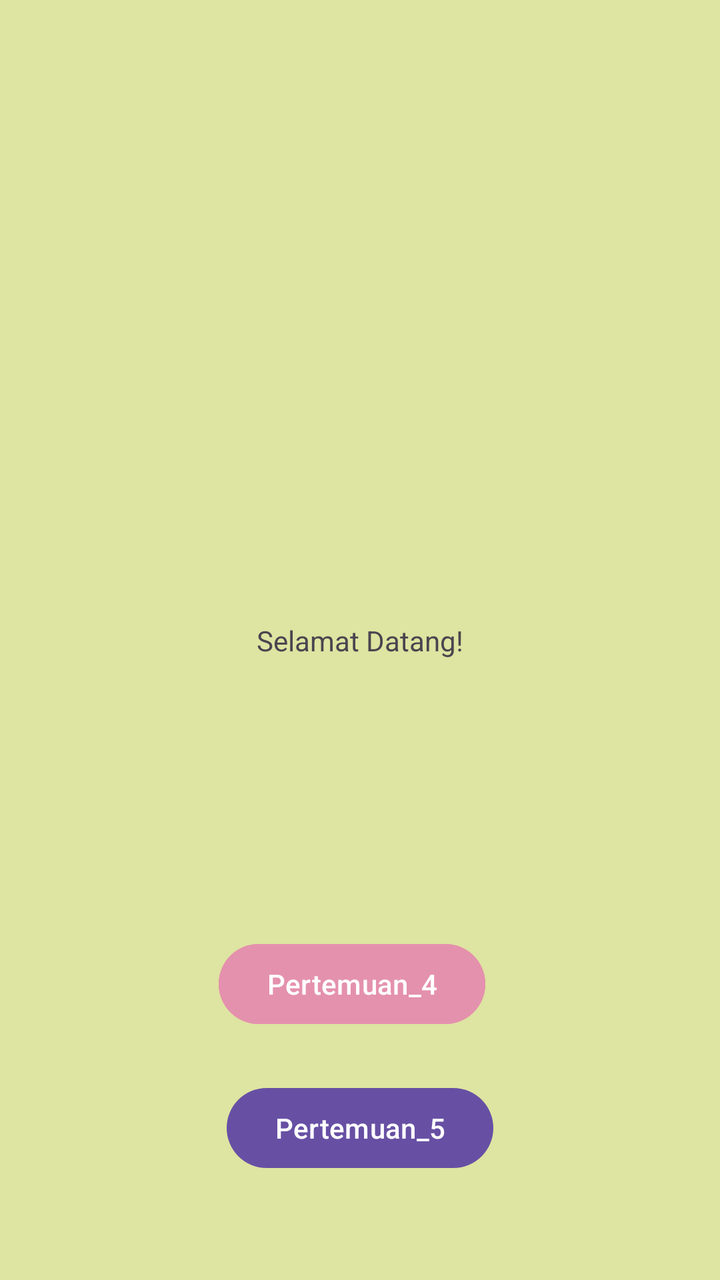
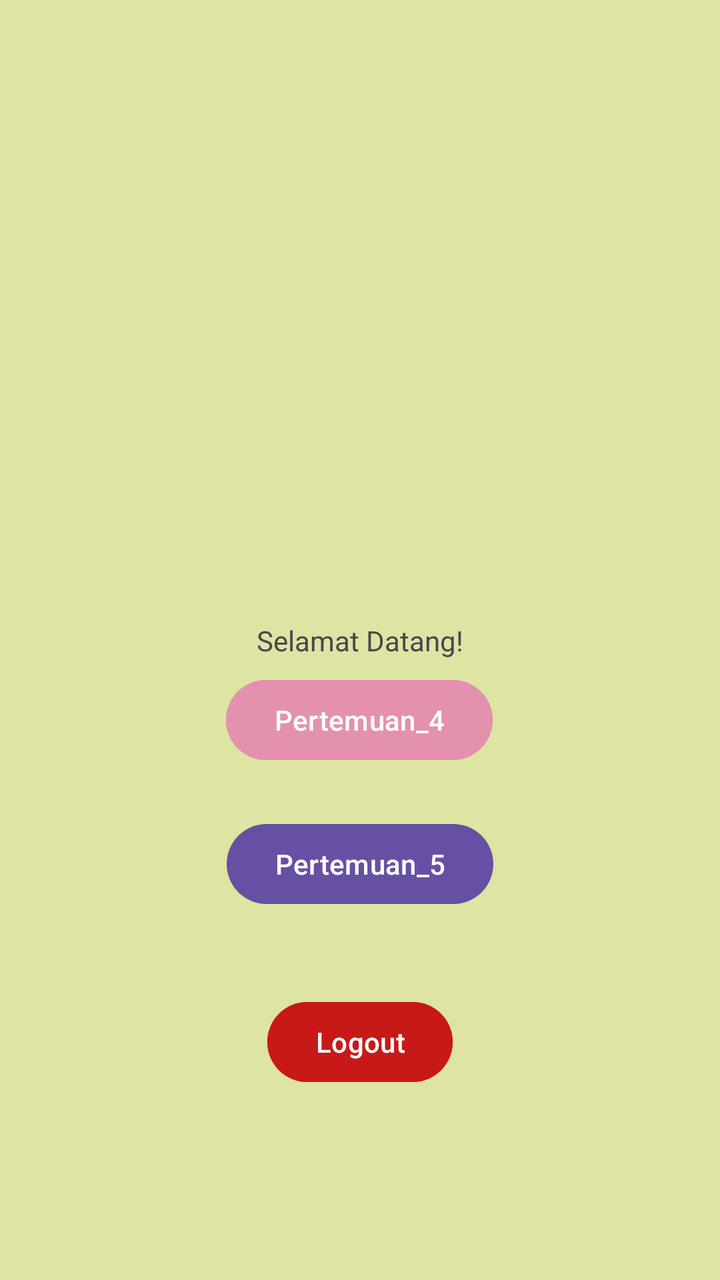

Screens rendered from an Android XML layout before and after an edit, with the pre-edit source and the edit as a unified diff.
<!-- AndroidManifest.xml: application theme Theme.Ayu_3TIF -->
<!-- res/layout/activity_main.xml -->
<?xml version="1.0" encoding="utf-8"?>
<androidx.constraintlayout.widget.ConstraintLayout xmlns:android="http://schemas.android.com/apk/res/android"
    xmlns:app="http://schemas.android.com/apk/res-auto"
    xmlns:tools="http://schemas.android.com/tools"
    android:id="@+id/main"
    android:layout_width="match_parent"
    android:layout_height="match_parent"
    android:background="#DEE4A1"
    tools:context=".MainActivity">

    <TextView
        android:layout_width="wrap_content"
        android:layout_height="wrap_content"
        android:text="Selamat Datang!"
        app:layout_constraintBottom_toBottomOf="parent"
        app:layout_constraintEnd_toEndOf="parent"
        app:layout_constraintStart_toStartOf="parent"
        app:layout_constraintTop_toTopOf="parent" />

    <Button
        android:id="@+id/btnToFourth"
        android:layout_width="wrap_content"
        android:layout_height="wrap_content"
        android:layout_marginBottom="124dp"
        android:text="Pertemuan_4"
        android:backgroundTint="#E491AE"
        app:layout_constraintBottom_toBottomOf="parent"
        app:layout_constraintEnd_toEndOf="parent"
        app:layout_constraintHorizontal_bias="0.482"
        app:layout_constraintStart_toStartOf="parent" />

    <Button
        android:id="@+id/btnToFifth"
        android:layout_width="wrap_content"
        android:layout_height="wrap_content"
        android:layout_marginTop="24dp"
        android:text="Pertemuan_5"
        app:layout_constraintEnd_toEndOf="parent"
        app:layout_constraintStart_toStartOf="parent"
        app:layout_constraintTop_toBottomOf="@+id/btnToFourth" />

</androidx.constraintlayout.widget.ConstraintLayout>
<!-- resources referenced by this layout -->
<resources>
  <style name="Theme.Ayu_3TIF" parent="Base.Theme.Ayu_3TIF" />
  <style name="Base.Theme.Ayu_3TIF" parent="Theme.Material3.DayNight.NoActionBar">
          
          
      </style>
</resources>

<!-- the commit's change to res/layout/activity_main.xml (unified diff, before → after) -->
@@ -21,12 +21,12 @@
         android:id="@+id/btnToFourth"
         android:layout_width="wrap_content"
         android:layout_height="wrap_content"
-        android:layout_marginBottom="124dp"
+        android:layout_marginBottom="256dp"
+        android:backgroundTint="#E491AE"
         android:text="Pertemuan_4"
-        android:backgroundTint="#E491AE"
         app:layout_constraintBottom_toBottomOf="parent"
         app:layout_constraintEnd_toEndOf="parent"
-        app:layout_constraintHorizontal_bias="0.482"
+        app:layout_constraintHorizontal_bias="0.498"
         app:layout_constraintStart_toStartOf="parent" />
 
     <Button
@@ -39,4 +39,16 @@
         app:layout_constraintStart_toStartOf="parent"
         app:layout_constraintTop_toBottomOf="@+id/btnToFourth" />
 
+    <Button
+        android:id="@+id/btnLogout"
+        android:layout_width="wrap_content"
+        android:layout_height="wrap_content"
+        android:backgroundTint="#C81919"
+        android:text="Logout"
+        app:layout_constraintBottom_toBottomOf="parent"
+        app:layout_constraintEnd_toEndOf="parent"
+        app:layout_constraintStart_toStartOf="parent"
+        app:layout_constraintTop_toBottomOf="@+id/btnToFifth"
+        app:layout_constraintVertical_bias="0.301" />
+
 </androidx.constraintlayout.widget.ConstraintLayout>
